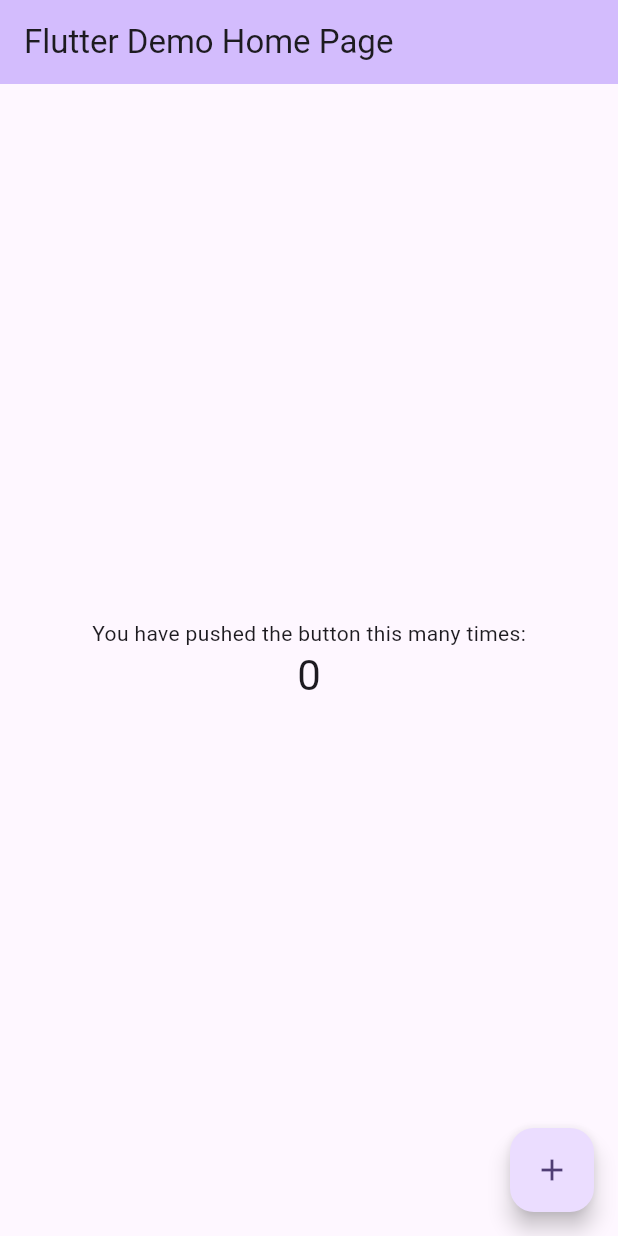
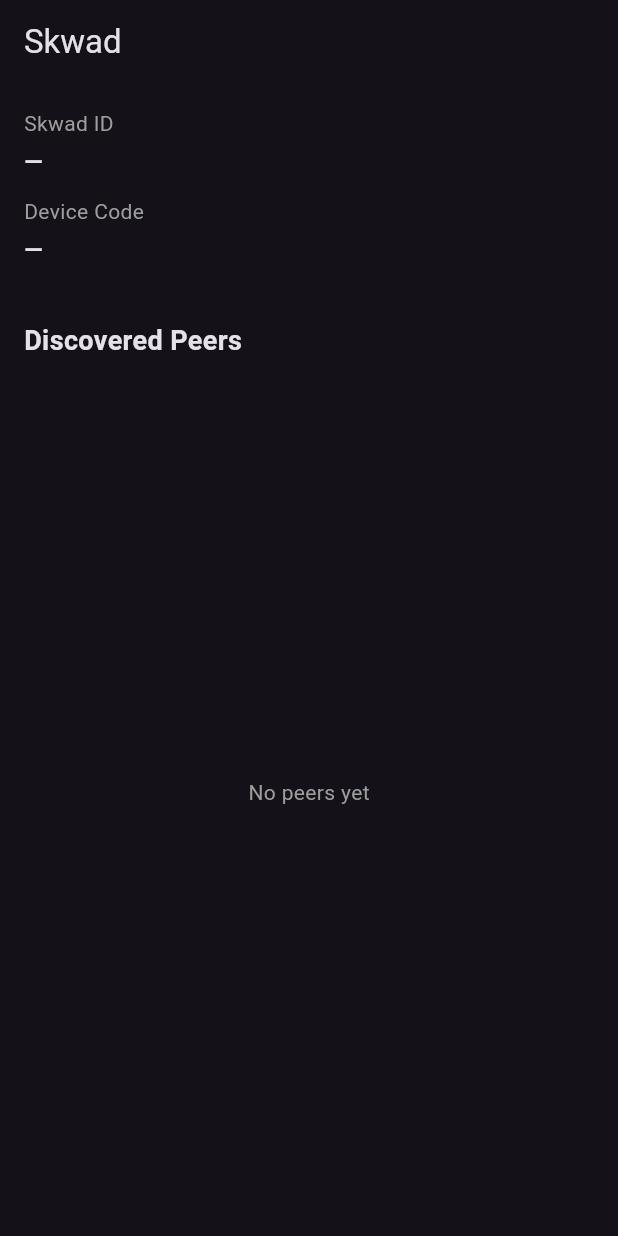
Before and after one commit to Odinaka-123/Skwad, a Flutter app: the screen it shows after launch, on a phone screen of 412 x 824 dp. Run offline on Flutter 3.47's test engine with Material 3 defaults, Android fonts, the phone set to English and light mode, and no system bars.

Commit message:
Added app skeleton before integration

```diff
--- /dev/null
+++ b/skwad_mobile/lib/app.dart
@@ -0,0 +1,16 @@
+import 'package:flutter/material.dart';
+import 'screens/dashboard_screen.dart';
+
+class SkwadApp extends StatelessWidget {
+  const SkwadApp({super.key});
+
+  @override
+  Widget build(BuildContext context) {
+    return MaterialApp(
+      title: 'Skwad',
+      debugShowCheckedModeBanner: false,
+      theme: ThemeData.dark(useMaterial3: true),
+      home: const DashboardScreen(),
+    );
+  }
+}
--- a/skwad_mobile/lib/main.dart
+++ b/skwad_mobile/lib/main.dart
@@ -1,122 +1,6 @@
 import 'package:flutter/material.dart';
+import 'app.dart';
 
 void main() {
-  runApp(const MyApp());
+  runApp(const SkwadApp());
 }
-
-class MyApp extends StatelessWidget {
-  const MyApp({super.key});
-
-  // This widget is the root of your application.
-  @override
-  Widget build(BuildContext context) {
-    return MaterialApp(
-      title: 'Flutter Demo',
-      theme: ThemeData(
-        // This is the theme of your application.
-        //
-        // TRY THIS: Try running your application with "flutter run". You'll see
-        // the application has a purple toolbar. Then, without quitting the app,
-        // try changing the seedColor in the colorScheme below to Colors.green
-        // and then invoke "hot reload" (save your changes or press the "hot
-        // reload" button in a Flutter-supported IDE, or press "r" if you used
-        // the command line to start the app).
-        //
-        // Notice that the counter didn't reset back to zero; the application
-        // state is not lost during the reload. To reset the state, use hot
-        // restart instead.
-        //
-        // This works for code too, not just values: Most code changes can be
-        // tested with just a hot reload.
-        colorScheme: .fromSeed(seedColor: Colors.deepPurple),
-      ),
-      home: const MyHomePage(title: 'Flutter Demo Home Page'),
-    );
-  }
-}
-
-class MyHomePage extends StatefulWidget {
-  const MyHomePage({super.key, required this.title});
-
-  // This widget is the home page of your application. It is stateful, meaning
-  // that it has a State object (defined below) that contains fields that affect
-  // how it looks.
-
-  // This class is the configuration for the state. It holds the values (in this
-  // case the title) provided by the parent (in this case the App widget) and
-  // used by the build method of the State. Fields in a Widget subclass are
-  // always marked "final".
-
-  final String title;
-
-  @override
-  State<MyHomePage> createState() => _MyHomePageState();
-}
-
-class _MyHomePageState extends State<MyHomePage> {
-  int _counter = 0;
-
-  void _incrementCounter() {
-    setState(() {
-      // This call to setState tells the Flutter framework that something has
-      // changed in this State, which causes it to rerun the build method below
-      // so that the display can reflect the updated values. If we changed
-      // _counter without calling setState(), then the build method would not be
-      // called again, and so nothing would appear to happen.
-      _counter++;
-    });
-  }
-
-  @override
-  Widget build(BuildContext context) {
-    // This method is rerun every time setState is called, for instance as done
-    // by the _incrementCounter method above.
-    //
-    // The Flutter framework has been optimized to make rerunning build methods
-    // fast, so that you can just rebuild anything that needs updating rather
-    // than having to individually change instances of widgets.
-    return Scaffold(
-      appBar: AppBar(
-        // TRY THIS: Try changing the color here to a specific color (to
-        // Colors.amber, perhaps?) and trigger a hot reload to see the AppBar
-        // change color while the other colors stay the same.
-        backgroundColor: Theme.of(context).colorScheme.inversePrimary,
-        // Here we take the value from the MyHomePage object that was created by
-        // the App.build method, and use it to set our appbar title.
-        title: Text(widget.title),
-      ),
-      body: Center(
-        // Center is a layout widget. It takes a single child and positions it
-        // in the middle of the parent.
-        child: Column(
-          // Column is also a layout widget. It takes a list of children and
-          // arranges them vertically. By default, it sizes itself to fit its
-          // children horizontally, and tries to be as tall as its parent.
-          //
-          // Column has various properties to control how it sizes itself and
-          // how it positions its children. Here we use mainAxisAlignment to
-          // center the children vertically; the main axis here is the vertical
-          // axis because Columns are vertical (the cross axis would be
-          // horizontal).
-          //
-          // TRY THIS: Invoke "debug painting" (choose the "Toggle Debug Paint"
-          // action in the IDE, or press "p" in the console), to see the
-          // wireframe for each widget.
-          mainAxisAlignment: .center,
-          children: [
-            const Text('You have pushed the button this many times:'),
-            Text(
-              '$_counter',
-              style: Theme.of(context).textTheme.headlineMedium,
-            ),
-          ],
-        ),
-      ),
-      floatingActionButton: FloatingActionButton(
-        onPressed: _incrementCounter,
-        tooltip: 'Increment',
-        child: const Icon(Icons.add),
-      ),
-    );
-  }
-}
--- /dev/null
+++ b/skwad_mobile/lib/screens/dashboard_screen.dart
@@ -0,0 +1,61 @@
+import 'package:flutter/material.dart';
+
+class DashboardScreen extends StatelessWidget {
+  const DashboardScreen({super.key});
+
+  @override
+  Widget build(BuildContext context) {
+    return Scaffold(
+      appBar: AppBar(title: const Text('Skwad')),
+      body: Padding(
+        padding: const EdgeInsets.all(16),
+        child: Column(
+          crossAxisAlignment: CrossAxisAlignment.start,
+          children: [
+            _InfoTile(label: 'Skwad ID', value: '—'),
+            _InfoTile(label: 'Device Code', value: '—'),
+            const SizedBox(height: 24),
+            const Text(
+              'Discovered Peers',
+              style: TextStyle(fontSize: 18, fontWeight: FontWeight.bold),
+            ),
+            const SizedBox(height: 8),
+            const Expanded(
+              child: Center(
+                child: Text(
+                  'No peers yet',
+                  style: TextStyle(color: Colors.grey),
+                ),
+              ),
+            ),
+          ],
+        ),
+      ),
+    );
+  }
+}
+
+class _InfoTile extends StatelessWidget {
+  final String label;
+  final String value;
+
+  const _InfoTile({required this.label, required this.value});
+
+  @override
+  Widget build(BuildContext context) {
+    return Padding(
+      padding: const EdgeInsets.only(bottom: 12),
+      child: Column(
+        crossAxisAlignment: CrossAxisAlignment.start,
+        children: [
+          Text(label, style: const TextStyle(color: Colors.grey)),
+          const SizedBox(height: 4),
+          Text(
+            value,
+            style: const TextStyle(fontSize: 16, fontWeight: FontWeight.w600),
+          ),
+        ],
+      ),
+    );
+  }
+}
```
Also changed, not shown: skwad_mobile/lib/models/peer.dart (added), skwad_mobile/lib/services/skwad_ws_service.dart (added), 1 other file.
